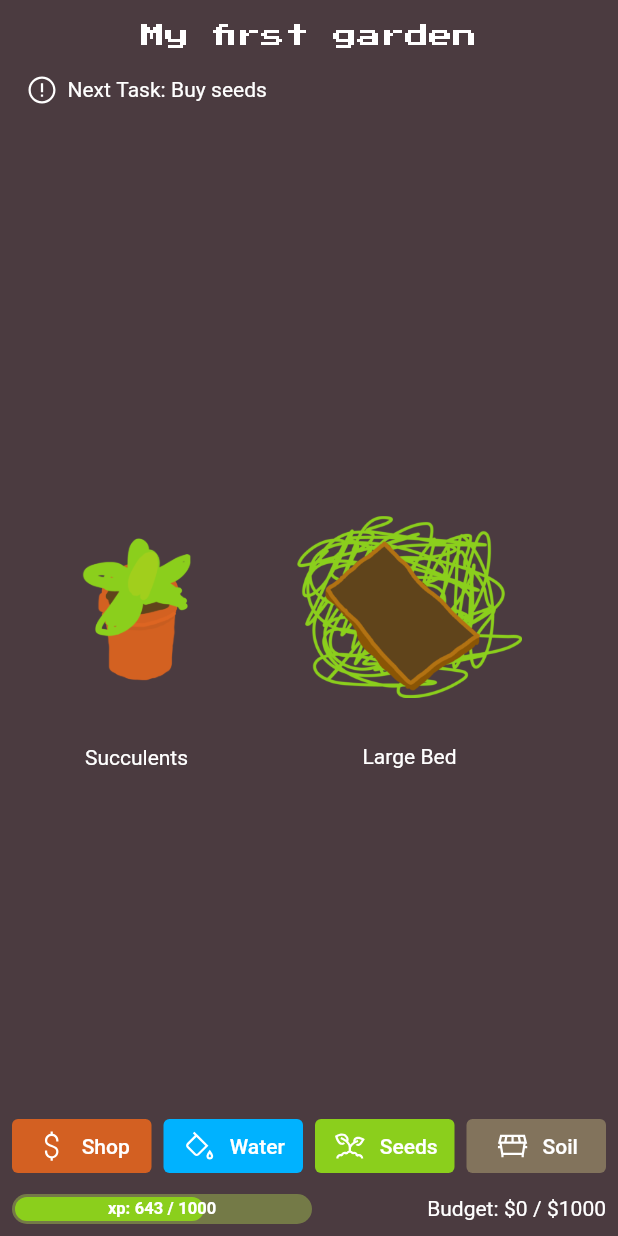
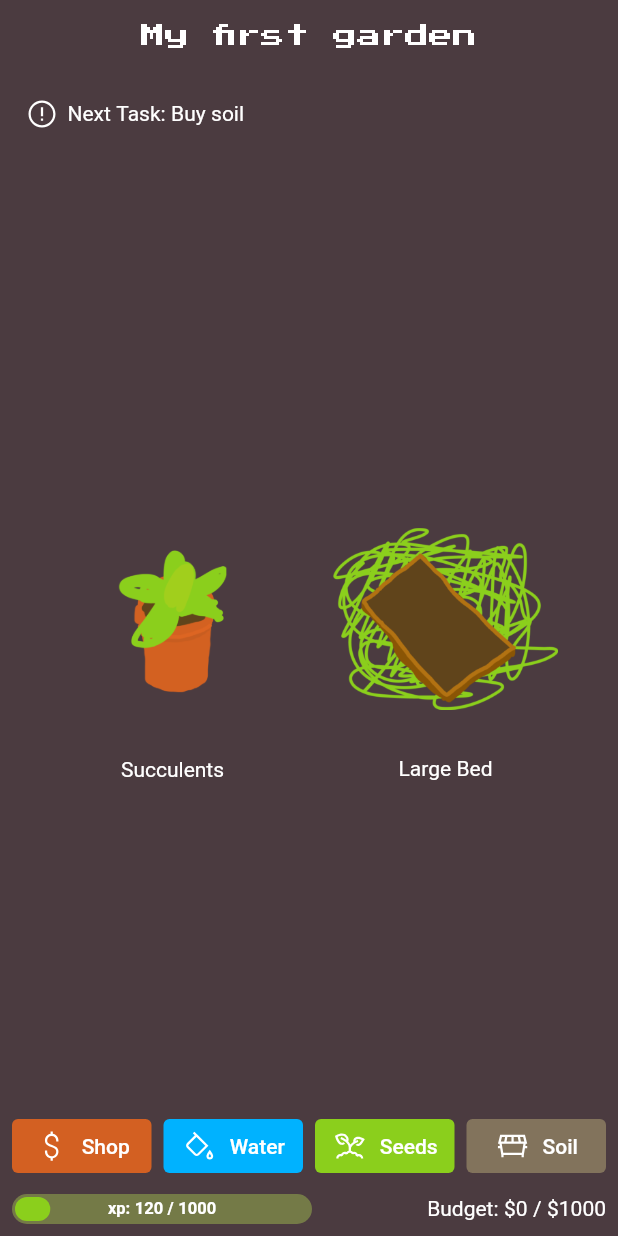
Before and after one commit to 2002Bishwajeet/acorny-tree, a Flutter app: the screen it shows after launch, after a tap on "Continue", on a phone screen of 412 x 824 dp. Run offline on Flutter 3.47's test engine with Material 2 defaults, Android fonts, the light colour scheme and no system bars; our stand-ins replace flutter_riverpod, google_fonts, line_icons, lottie.

Commit message:
Update routing

```diff
--- a/lib/screens/home_screen.dart
+++ b/lib/screens/home_screen.dart
@@ -24,22 +24,32 @@ class HomeScreen extends ConsumerWidget {
                   fontSize: 16.0,
                 ),
               ),
-              Padding(
+              const SizedBox(height: 16),
+              InkWell(
+                child: Padding(
                   padding: const EdgeInsets.all(16.0),
                   child: Row(
                     children: const [
                       Icon(LineIcons.exclamationCircle),
                       SizedBox(width: 5),
-                    Text('Next Task: Buy seeds'),
+                      Text('Next Task: Buy soil'),
                     ],
                   ),
                 ),
+                onTap: () {
+                  Navigator.pushNamed(context, '/quest');
+                },
+              ),
               Expanded(
-                child: ListView.builder(
+                child: Center(
+                  child: SingleChildScrollView(
                     scrollDirection: Axis.horizontal,
-                  itemCount: planters.length,
-                  itemBuilder: (context, index) {
-                    final planter = planters[index];
+                    child: Row(
+                      children: [
+                        for (var i = 0; i < planters.length; i++)
+                          Builder(
+                            builder: (context) {
+                              final planter = planters[i];
                               return Column(
                                 mainAxisAlignment: MainAxisAlignment.center,
                                 children: [
@@ -48,13 +58,18 @@ class HomeScreen extends ConsumerWidget {
                                     child: SizedBox(
                                       width: 150,
                                       height: 150,
-                            child: Image.asset(planter.prototype.image),
+                                      child:
+                                          Image.asset(planter.prototype.image),
                                     ),
                                   ),
                                   Text(planter.alias),
                                 ],
                               );
                             },
+                          ),
+                      ],
+                    ),
+                  ),
                 ),
               ),
               Row(
@@ -64,7 +79,9 @@ class HomeScreen extends ConsumerWidget {
                   Expanded(
                     child: ElevatedButton.icon(
                       label: const Text('Shop'),
-                      onPressed: () {},
+                      onPressed: () {
+                        Navigator.of(context).pushNamed('/shop');
+                      },
                       icon: const Icon(LineIcons.dollarSign),
                       style: ElevatedButton.styleFrom(
                         padding: EdgeInsets.zero,
@@ -122,7 +139,7 @@ class HomeScreen extends ConsumerWidget {
                     SizedBox(
                       width: 200,
                       child: XPBar(
-                        xp: 643,
+                        xp: 120,
                         max: 1000,
                       ),
                     ),
--- a/lib/widgets/app_bar.dart
+++ b/lib/widgets/app_bar.dart
@@ -3,6 +3,7 @@ import 'dart:ui' as ui;
 import 'package:flutter/material.dart';
 import 'package:flutter/services.dart';
 import 'package:google_fonts/google_fonts.dart';
+import 'package:line_icons/line_icons.dart';
 
 class StatusBarStyler extends StatelessWidget {
   const StatusBarStyler({
@@ -83,7 +84,9 @@ class TreeAppbar extends StatelessWidget implements PreferredSizeWidget {
           ),
           child: NavigationToolbar(
             leading: leading ??
-                (Navigator.of(context).canPop() ? const BackButton() : null),
+                (Navigator.of(context).canPop()
+                    ? const TreeBackButton()
+                    : null),
             middle: title == null
                 ? null
                 : DefaultTextStyle(
@@ -168,3 +171,17 @@ class _LittyAppBarDelegate extends SliverPersistentHeaderDelegate {
   bool shouldRebuild(_LittyAppBarDelegate old) =>
       old.topPadding != topPadding || old.body != body;
 }
+
+class TreeBackButton extends StatelessWidget {
+  const TreeBackButton({Key? key}) : super(key: key);
+
+  @override
+  Widget build(BuildContext context) {
+    return IconButton(
+      onPressed: () {
+        Navigator.of(context).pop();
+      },
+      icon: const Icon(LineIcons.angleLeft),
+    );
+  }
+}
--- a/lib/widgets/custom_card.dart
+++ b/lib/widgets/custom_card.dart
@@ -16,7 +16,7 @@ class CustomCard extends StatelessWidget {
       margin: const EdgeInsets.only(top: 15, right: 15),
       padding: const EdgeInsets.all(12),
       decoration: BoxDecoration(
-        color: Themes.grannySmithApple,
+        color: Themes.creamcolor,
         borderRadius: BorderRadius.circular(15),
       ),
       child: Column(
```
Also changed, not shown: lib/providers/planters.dart (+12 -3 lines), lib/screens/quest_screen.dart (+2 -6 lines), lib/screens/shop_screen.dart (+8 -20 lines), lib/models/plants.dart (line endings or trailing spaces). Lines whose indentation alone changed are shown as unchanged.
